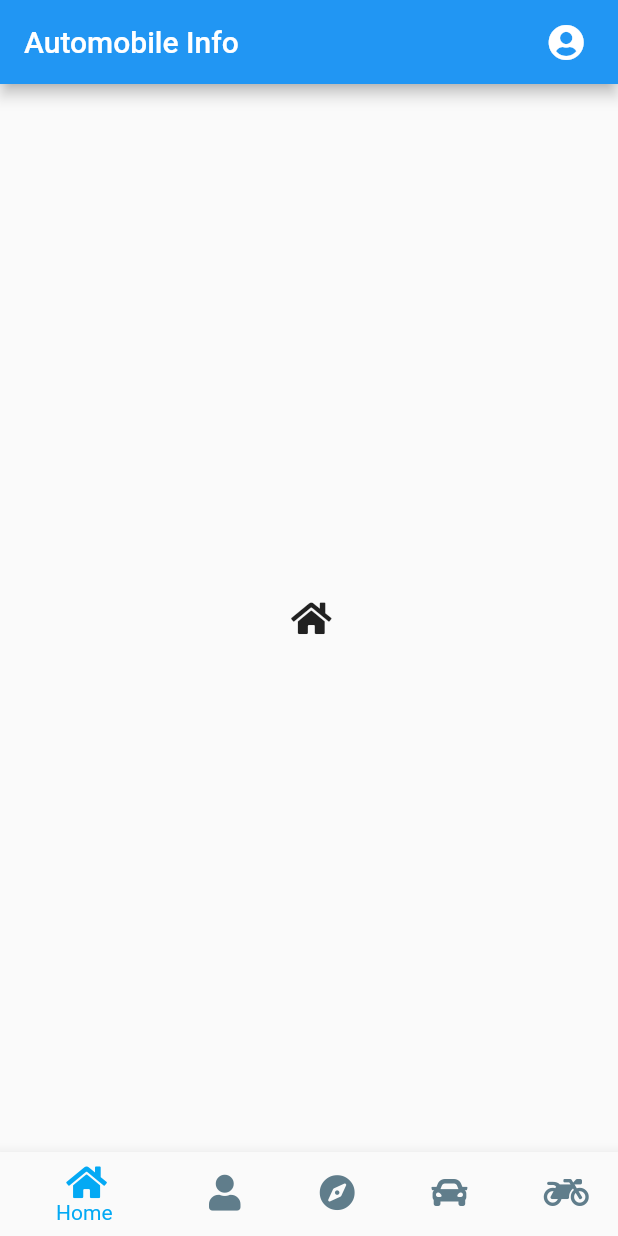
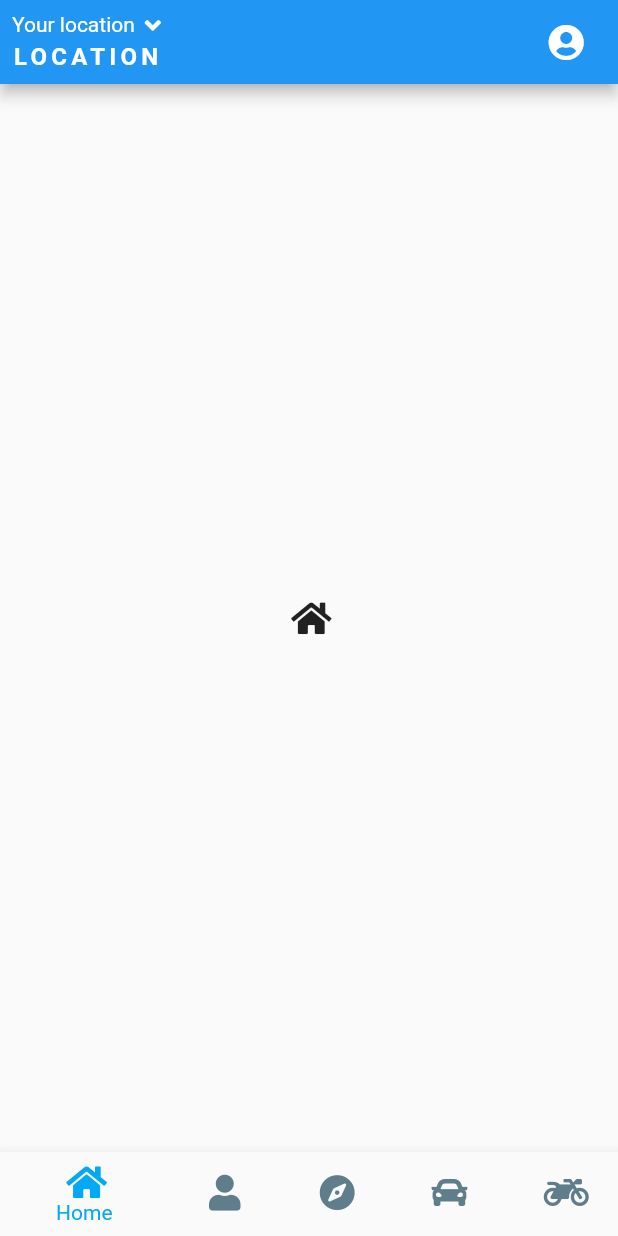
Before and after one commit to beebeeeboss/Automobile-Info, a Flutter app: the screen it shows after launch, on a phone screen of 412 x 824 dp. Run offline on Flutter 3.47's test engine with Material 2 defaults, Android fonts, the phone set to English and light mode, and no system bars; our stand-ins replace font_awesome_flutter; missing offline and left inert: dart:html.

Commit message:
Home Screen Appbar's layout complete

```diff
--- a/lib/HomeScreen.dart
+++ b/lib/HomeScreen.dart
@@ -2,6 +2,8 @@ import 'dart:developer';
 
 import 'package:flutter/material.dart';
 import 'package:font_awesome_flutter/font_awesome_flutter.dart';
+
+import 'LeadingLayout.dart';
 
 
 class HomeScreen extends StatefulWidget {
@@ -20,7 +22,8 @@ class _HomeScreenState extends State<HomeScreen> {
     return Container(
       child: Scaffold(
         appBar: AppBar(
-          title: Text('Automobile Info'),
+          leading: LeadingLayout(),
+          leadingWidth: double.maxFinite,
           actions: [
             Container(
               margin: EdgeInsets.only(right: 22.5),
@@ -70,6 +73,7 @@ class _HomeScreenState extends State<HomeScreen> {
       _selectedIndex = index;
     });
   }
+
 }
 //list of layouts that contains in other files in future
   const List<Widget> _layoutList = [
--- /dev/null
+++ b/lib/LeadingLayout.dart
@@ -0,0 +1,38 @@
+import 'dart:html';
+import 'dart:ui';
+import 'package:font_awesome_flutter/font_awesome_flutter.dart';
+import 'package:flutter/material.dart';
+
+class LeadingLayout extends StatelessWidget {
+
+  @override
+  Widget build(BuildContext context) {
+    return GestureDetector(
+      child: Container(
+        padding: EdgeInsets.all(8),
+          child: Column(
+            crossAxisAlignment: CrossAxisAlignment.start,
+            children: [
+              Row(
+                  children : [
+                    Text('Your location '),
+                    Icon(FontAwesomeIcons.angleDown , size : 17.0)
+               ],
+              ),
+              SizedBox(height: 3),
+              Text('LOCATION',
+                style: TextStyle(
+                  fontSize: 16,
+                    fontWeight: FontWeight.w700,
+                    letterSpacing: 2.8
+                ),
+              )
+            ],
+          ),
+      ),
+      onTap: () => {
+
+      },
+    );
+  }
+}
```
